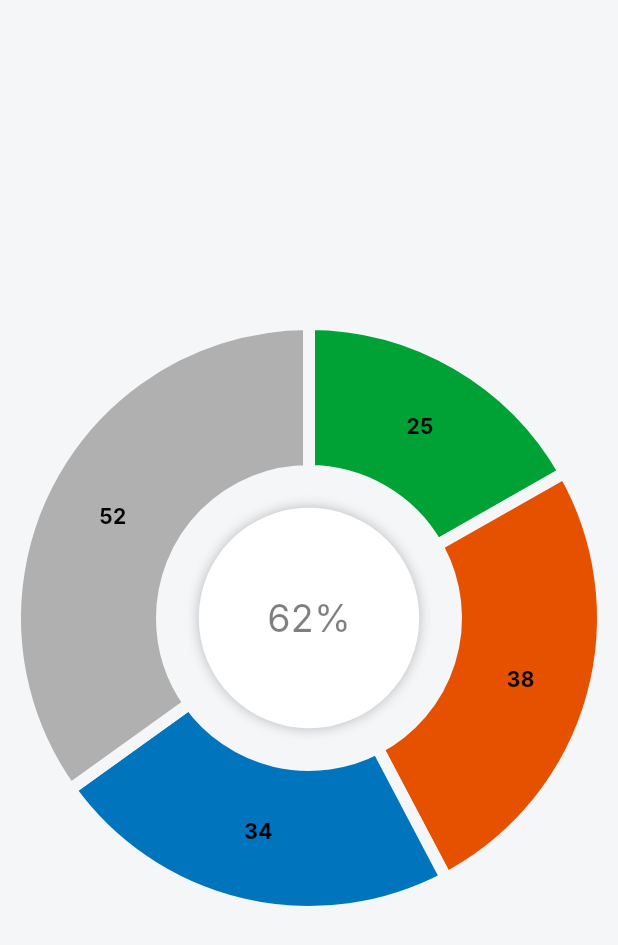
After one commit to Huy28122003/training_softdreams, a Flutter app: the HomeScreen screen opened by its route, after a tap on "Doughnut chart", on a phone screen of 412 x 824 dp. The commit adds this screen. Shown: the top 945 px of the screen. Run offline on Flutter 3.47's test engine with Material 3 defaults, Android fonts, the light colour scheme and no system bars; our stand-ins replace bloc, cloud_firestore, connectivity_plus, dartz, device_info_plus, dio and 21 more; missing offline and left inert: flutter_inappwebview, otp_pin_field, sip_ua; accounts and stored records are empty; generated files the repository leaves out were written again.

Commit message:
add chart

```diff
--- a/lib/app/app_pages.dart
+++ b/lib/app/app_pages.dart
@@ -9,6 +9,8 @@ import 'package:training_softdreams/presentation/pages/auth/view/auth_view.dart'
 import 'package:training_softdreams/presentation/pages/call/call_page.dart';
 import 'package:training_softdreams/presentation/pages/chart/chart_page.dart';
 import 'package:training_softdreams/presentation/pages/chat_bot/chat_bot_page.dart';
+import 'package:training_softdreams/presentation/pages/column_chart/column_chart_page.dart';
+import 'package:training_softdreams/presentation/pages/doughnut_chart/doughnut_chart_page.dart';
 import 'package:training_softdreams/presentation/pages/speech_to_text/speech_to_text_page.dart';
 import '../presentation/pages/demo_getx/binding/demo_getx_binding.dart';
 import '../presentation/pages/demo_getx/view/demo_getx_view.dart';
@@ -85,5 +87,13 @@ class AppPages {
       name: AppRoutes.agentSip,
       page: () => AgentSipPage(),
     ),
+    GetPage(
+      name: AppRoutes.doughnutChart,
+      page: () => DoughnutChartPage(),
+    ),
+    GetPage(
+      name: AppRoutes.columnChart,
+      page: () => ColumnChartPage(),
+    ),
   ];
 }
--- a/lib/app/app_routes.dart
+++ b/lib/app/app_routes.dart
@@ -12,4 +12,6 @@ abstract class AppRoutes {
   static const speechToText = '/speechToText';
   static const call = '/call';
   static const agentSip = '/agentSip';
+  static const doughnutChart = '/doughnutChart';
+  static const columnChart = '/columnChart';
 }
--- /dev/null
+++ b/lib/presentation/pages/doughnut_chart/doughnut_chart_page.dart
@@ -0,0 +1,85 @@
+import 'package:flutter/material.dart';
+import 'package:syncfusion_flutter_charts/charts.dart';
+
+class DoughnutChartPage extends StatefulWidget {
+  const DoughnutChartPage({super.key});
+
+  @override
+  State<DoughnutChartPage> createState() => _DoughnutChartPageState();
+}
+
+class _DoughnutChartPageState extends State<DoughnutChartPage> {
+  @override
+  Widget build(BuildContext context) {
+    final List<ChartData> chartData = [
+      ChartData('David', 25, Color(0xFF00A236)),
+      ChartData('Steve', 38, Color(0xFFE65100)),
+      ChartData('Jack', 34, Color(0xFF0074BD)),
+      ChartData('Others', 52, Color(0xFFB0B0B0))
+    ];
+    return Scaffold(
+      backgroundColor: Color(0xFFF4F6F8),
+      body: Center(
+        child: SfCircularChart(
+          annotations: <CircularChartAnnotation>[
+            CircularChartAnnotation(
+              widget: Container(
+                decoration: BoxDecoration(
+                  boxShadow: [
+                    BoxShadow(
+                      color: Colors.black.withValues(alpha: 0.25),
+                      blurRadius: 6.8,
+                      offset: Offset(0, 0),
+                    )
+                  ],
+                  color: Colors.white,
+                  shape: BoxShape.circle,
+                ),
+                margin: EdgeInsets.all(10),
+                width: 147,
+                height: 147,
+              ),
+            ),
+            CircularChartAnnotation(
+              widget: const Text(
+                '62%',
+                style: TextStyle(
+                  color: Color.fromRGBO(0, 0, 0, 0.5),
+                  fontSize: 25,
+                ),
+              ),
+            )
+          ],
+          series: <CircularSeries>[
+            DoughnutSeries<ChartData, String>(
+              dataSource: chartData,
+              pointColorMapper: (ChartData data, _) => data.color,
+              xValueMapper: (ChartData data, _) => data.x,
+              yValueMapper: (ChartData data, _) => data.y,
+              radius: '100%',
+              strokeWidth: 8,
+              strokeColor: Color(0xFFF4F6F8),
+              dataLabelSettings: DataLabelSettings(
+                isVisible: true,
+                labelPosition: ChartDataLabelPosition.inside,
+                textStyle: TextStyle(
+                  color: Colors.black,
+                  fontSize: 14,
+                  fontWeight: FontWeight.bold,
+                ),
+              ),
+            ),
+          ],
+        ),
+      ),
+    );
+  }
+}
+
+class ChartData {
+  ChartData(this.x, this.y, this.color);
+
+  final String x;
+  final double y;
+  final Color color;
+}
--- a/lib/presentation/pages/home/home_screen.dart
+++ b/lib/presentation/pages/home/home_screen.dart
@@ -95,6 +95,18 @@ class HomeScreen extends StatelessWidget {
                 },
                 child: const Text('Agent'),
               ),
+              ElevatedButton(
+                onPressed: () {
+                  Get.toNamed(AppRoutes.doughnutChart);
+                },
+                child: const Text('Doughnut chart'),
+              ),
+              ElevatedButton(
+                onPressed: () {
+                  Get.toNamed(AppRoutes.columnChart);
+                },
+                child: const Text('Column chart'),
+              ),
             ],
           ),
         ),
--- a/pubspec.yaml
+++ b/pubspec.yaml
@@ -77,7 +77,7 @@ dependencies:
     git:
       url: https://github.com/Huy28122003/sip_ua_flutter.git
       ref: main
-
+  syncfusion_flutter_charts: ^31.1.19
 
 dev_dependencies:
   flutter_test:
```
Also changed, not shown: lib/presentation/pages/column_chart/column_chart_page.dart (added, +57 -0 lines).
